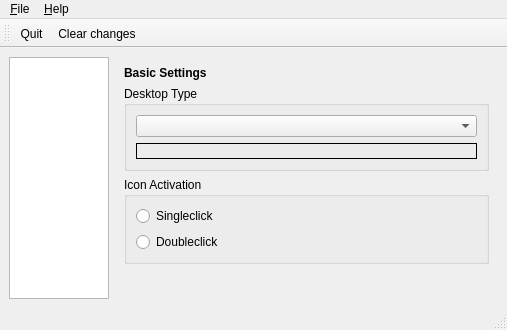
Qt form razorqt-desktop/config/desktopconfigwindow.ui (Razor-qt/razor-qt) before a commit.
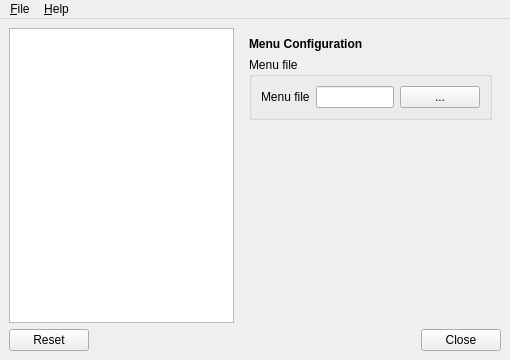
The same form after that commit. Custom widgets are drawn as their Qt base class.

Commit message: desktop updated to new config tools

The edit to the form file:
```diff
--- a/razorqt-desktop/config/desktopconfigwindow.ui
+++ b/razorqt-desktop/config/desktopconfigwindow.ui
@@ -6,8 +6,8 @@
    <rect>
     <x>0</x>
     <y>0</y>
-    <width>507</width>
-    <height>330</height>
+    <width>510</width>
+    <height>360</height>
    </rect>
   </property>
   <property name="windowTitle">
@@ -16,49 +16,36 @@
   <widget class="QWidget" name="centralwidget">
    <layout class="QGridLayout" name="gridLayout">
     <item row="0" column="0">
-     <widget class="QListWidget" name="listWidget">
-      <property name="minimumSize">
-       <size>
-        <width>100</width>
-        <height>0</height>
-       </size>
-      </property>
-      <property name="maximumSize">
-       <size>
-        <width>100</width>
-        <height>16777215</height>
-       </size>
+     <layout class="QHBoxLayout" name="horizontalLayout">
+      <item>
+       <widget class="PageSelectWidget" name="listWidget">
+        <property name="sizePolicy">
+         <sizepolicy hsizetype="Preferred" vsizetype="Expanding">
+          <horstretch>0</horstretch>
+          <verstretch>0</verstretch>
+         </sizepolicy>
       </property>
       <property name="horizontalScrollBarPolicy">
        <enum>Qt::ScrollBarAlwaysOff</enum>
       </property>
-      <property name="dragDropMode">
-       <enum>QAbstractItemView::NoDragDrop</enum>
-      </property>
-      <property name="selectionBehavior">
-       <enum>QAbstractItemView::SelectRows</enum>
+        <property name="textElideMode">
+         <enum>Qt::ElideNone</enum>
       </property>
       <property name="movement">
        <enum>QListView::Static</enum>
       </property>
-      <property name="viewMode">
-       <enum>QListView::IconMode</enum>
-      </property>
-      <property name="uniformItemSizes">
-       <bool>true</bool>
-      </property>
-      <property name="wordWrap">
-       <bool>true</bool>
+        <property name="resizeMode">
+         <enum>QListView::Adjust</enum>
       </property>
      </widget>
     </item>
-    <item row="0" column="1">
+      <item>
      <widget class="QStackedWidget" name="stackedWidget">
       <property name="currentIndex">
-       <number>0</number>
+         <number>1</number>
       </property>
       <widget class="QWidget" name="corePage">
-       <layout class="QGridLayout" name="gridLayout_4">
+         <layout class="QGridLayout" name="gridLayout_6">
         <item row="0" column="0">
          <widget class="QLabel" name="label">
           <property name="font">
@@ -83,6 +70,12 @@
            </item>
            <item row="1" column="0">
             <widget class="QLabel" name="desktopTypeLabels">
+               <property name="sizePolicy">
+                <sizepolicy hsizetype="Preferred" vsizetype="MinimumExpanding">
+                 <horstretch>0</horstretch>
+                 <verstretch>0</verstretch>
+                </sizepolicy>
+               </property>
              <property name="frameShape">
               <enum>QFrame::Box</enum>
              </property>
@@ -135,6 +128,69 @@
         </item>
        </layout>
       </widget>
+        <widget class="QWidget" name="page">
+         <layout class="QGridLayout" name="gridLayout_7">
+          <item row="0" column="0">
+           <widget class="QLabel" name="label_4">
+            <property name="font">
+             <font>
+              <weight>75</weight>
+              <bold>true</bold>
+             </font>
+            </property>
+            <property name="text">
+             <string>Menu Configuration</string>
+            </property>
+           </widget>
+          </item>
+          <item row="1" column="0">
+           <widget class="QGroupBox" name="menuGB">
+            <property name="enabled">
+             <bool>true</bool>
+            </property>
+            <property name="title">
+             <string>Menu file</string>
+            </property>
+            <layout class="QGridLayout" name="gridLayout_4">
+             <item row="0" column="0">
+              <widget class="QLabel" name="menuFileL">
+               <property name="text">
+                <string>Menu file</string>
+               </property>
+              </widget>
+             </item>
+             <item row="0" column="1">
+              <widget class="QLineEdit" name="menuFilePathLE">
+               <property name="readOnly">
+                <bool>true</bool>
+               </property>
+              </widget>
+             </item>
+             <item row="0" column="2">
+              <widget class="QPushButton" name="chooseMenuFilePB">
+               <property name="text">
+                <string>...</string>
+               </property>
+              </widget>
+             </item>
+            </layout>
+           </widget>
+          </item>
+          <item row="2" column="0">
+           <spacer name="verticalSpacer_3">
+            <property name="orientation">
+             <enum>Qt::Vertical</enum>
+            </property>
+            <property name="sizeHint" stdset="0">
+             <size>
+              <width>20</width>
+              <height>158</height>
+             </size>
+            </property>
+           </spacer>
+          </item>
+         </layout>
+        </widget>
       <widget class="QWidget" name="autostartPage">
        <layout class="QGridLayout" name="gridLayout_5">
         <item row="0" column="0">
@@ -196,13 +252,22 @@
      </widget>
     </item>
    </layout>
+    </item>
+    <item row="1" column="0">
+     <widget class="QDialogButtonBox" name="buttons">
+      <property name="standardButtons">
+       <set>QDialogButtonBox::Close|QDialogButtonBox::Reset</set>
+      </property>
+     </widget>
+    </item>
+   </layout>
   </widget>
   <widget class="QMenuBar" name="menubar">
    <property name="geometry">
     <rect>
      <x>0</x>
      <y>0</y>
-     <width>507</width>
+     <width>510</width>
      <height>25</height>
     </rect>
    </property>
@@ -222,20 +287,6 @@
    <addaction name="menu_File"/>
    <addaction name="menu_Help"/>
   </widget>
-  <widget class="QStatusBar" name="statusbar"/>
-  <widget class="QToolBar" name="toolBar">
-   <property name="windowTitle">
-    <string>toolBar</string>
-   </property>
-   <attribute name="toolBarArea">
-    <enum>TopToolBarArea</enum>
-   </attribute>
-   <attribute name="toolBarBreak">
-    <bool>false</bool>
-   </attribute>
-   <addaction name="action_Quit"/>
-   <addaction name="action_Clear_changes"/>
-  </widget>
   <action name="action_Quit">
    <property name="text">
     <string>&amp;Quit</string>
@@ -246,12 +297,14 @@
     <string>&amp;About...</string>
    </property>
   </action>
-  <action name="action_Clear_changes">
-   <property name="text">
-    <string>&amp;Clear changes</string>
-   </property>
-  </action>
  </widget>
+ <customwidgets>
+  <customwidget>
+   <class>PageSelectWidget</class>
+   <extends>QListWidget</extends>
+   <header location="global">razorqt/pageselectwidget.h</header>
+  </customwidget>
+ </customwidgets>
  <resources/>
  <connections>
   <connection>
```
Left out of the diff: 11 changed lines with no effect on the pictures. Lines whose indentation alone changed are shown as unchanged. The commit also changes 4 other files.
